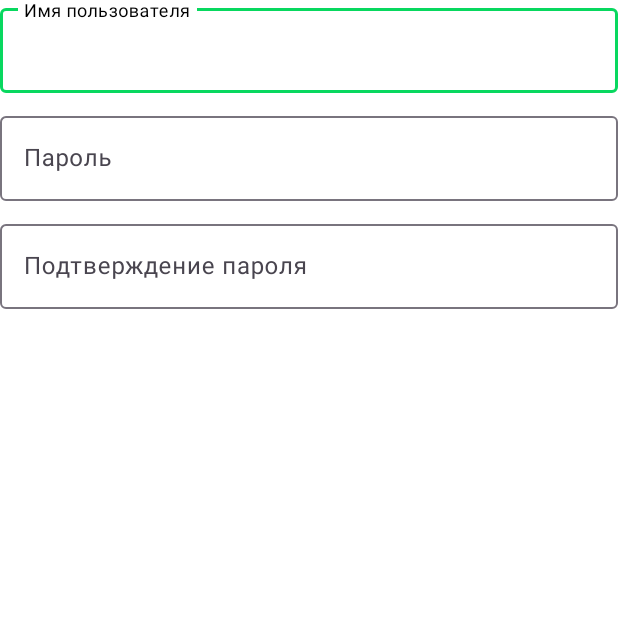
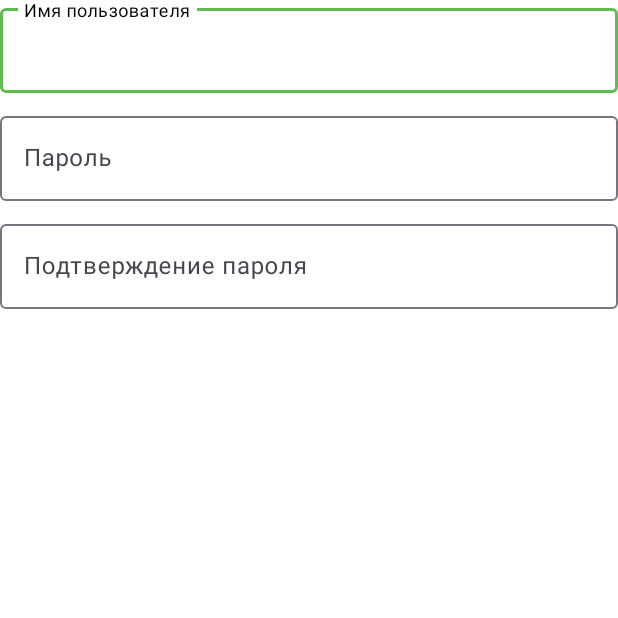
Before and after one commit to DmitryUniversall/SmartPlantAndroid, an Android app: the fragment RegisterFragment shown on its own in the app's theme, on a phone screen of 412 x 824 dp, the top half of it. Run offline under Robolectric (Android 15) with nearby library versions, the phone set to English and light mode, and no system bars.

Commit message:
Color change

```diff
--- a/app/src/main/java/com/smartplant/smartplantandroid/ui/views/views/auth/AuthActivity.java
+++ b/app/src/main/java/com/smartplant/smartplantandroid/ui/views/views/auth/AuthActivity.java
@@ -90,7 +90,7 @@ public class AuthActivity extends CustomAppCompatActivity {
     }
 
     void setFragment(Fragment fragment, int[] animation) {
-        replaceFragment(R.id.fragmentContainerView, fragment, animation);
+        replaceFragment(R.id.authFragmentContainer, fragment, animation);
     }
 
     private void register() {
--- a/app/src/main/res/layout/auth_activity.xml
+++ b/app/src/main/res/layout/auth_activity.xml
@@ -87,7 +87,7 @@
 
                 <!-- Fragment -->
                 <androidx.fragment.app.FragmentContainerView
-                        android:id="@+id/fragmentContainerView"
+                        android:id="@+id/authFragmentContainer"
                         android:layout_width="match_parent"
                         android:layout_height="wrap_content" />
             </com.google.android.flexbox.FlexboxLayout>
--- a/app/src/main/res/values/colors.xml
+++ b/app/src/main/res/values/colors.xml
@@ -1,7 +1,7 @@
 <?xml version="1.0" encoding="utf-8"?>
 <resources>
     <color name="background_primary">#FFFFFF</color>
-    <color name="primary">#08D85F</color>
+    <color name="primary">#60BB50</color>
 
     <color name="text_primary">#000000</color>
     <color name="text_primary_inverted">#FFFFFF</color>
```
Also changed, not shown: app/src/main/res/values/themes.xml (line endings or trailing spaces).
